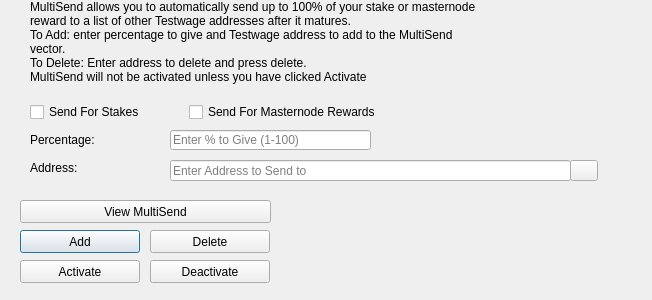
Old version of the form src/qt/forms/multisenddialog.ui in the repository digiwage/testwage.
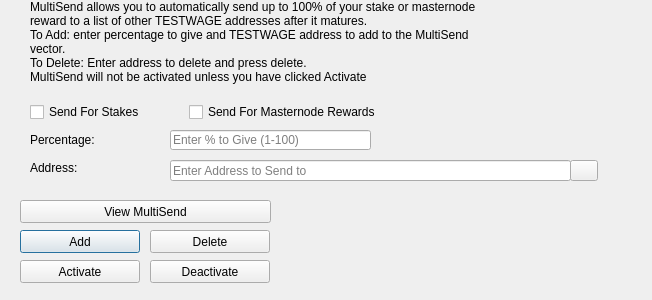
New version of the form. Icons and pictures are not drawn.

Patch:
```diff
--- a/src/qt/forms/multisenddialog.ui
+++ b/src/qt/forms/multisenddialog.ui
@@ -61,8 +61,8 @@
     <number>1</number>
    </property>
    <property name="text">
-    <string>MultiSend allows you to automatically send up to 100% of your stake or masternode reward to a list of other Testwage addresses after it matures.
-To Add: enter percentage to give and Testwage address to add to the MultiSend vector.
+    <string>MultiSend allows you to automatically send up to 100% of your stake or masternode reward to a list of other TESTWAGE addresses after it matures.
+To Add: enter percentage to give and TESTWAGE address to add to the MultiSend vector.
 To Delete: Enter address to delete and press delete.
 MultiSend will not be activated unless you have clicked Activate</string>
    </property>
```
